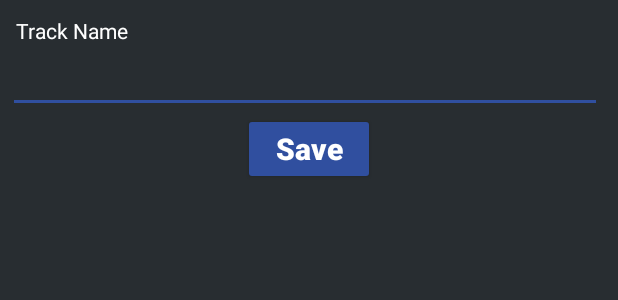
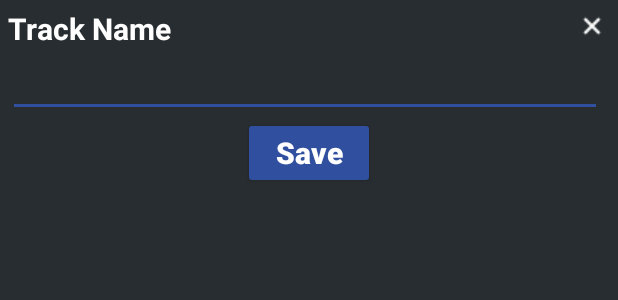
Before and after one commit to Michael-Raafat/Sound-Boarding, an Android app: the layout save_popup_layout.xml on its own in the app's theme, with its tools: preview values and no code run, on a phone screen of 412 x 824 dp. Shown: the top 300 px of the screen. Run offline under Robolectric (Android 15) with nearby library versions, the phone set to English and light mode, and no system bars.

Commit message:
save && load

```diff
--- a/app/src/main/AndroidManifest.xml
+++ b/app/src/main/AndroidManifest.xml
@@ -14,6 +14,7 @@
         android:theme="@style/AppTheme">
         <activity
             android:name=".MainActivity"
+            android:launchMode="singleTop"
             android:windowSoftInputMode="adjustPan|adjustResize">
             >
             <intent-filter>
--- a/app/src/main/java/studios/kdc/soundboarding/DataController.java
+++ b/app/src/main/java/studios/kdc/soundboarding/DataController.java
@@ -170,6 +170,7 @@ public class DataController {
         Group group = new GroupImp(name, color);
         groupContainer.addGroup(group);
         DataServiceSingleton.getInstance().addGroup(group);
+        this.notifierListener.notifyDataChanged();
     }
 
     public void createTrack(Context context ,String trackName, String path, String type, String groupName) {
--- a/app/src/main/java/studios/kdc/soundboarding/view/timeline/CustomTimelineView.java
+++ b/app/src/main/java/studios/kdc/soundboarding/view/timeline/CustomTimelineView.java
@@ -4,7 +4,6 @@ package studios.kdc.soundboarding.view.timeline;
 import android.app.Activity;
 import android.graphics.Color;
 import android.support.v7.widget.PopupMenu;
-import android.util.Log;
 import android.view.Gravity;
 import android.view.MenuItem;
 import android.view.View;
@@ -76,7 +75,7 @@ public class CustomTimelineView  {
     }
 
     public void clearTimeline() {
-        for(int i = 0; i < getChildCount(); i++){
+        for(int i = getChildCount() - 1; i >= 0; i--){
             this.removeWave(i);
         }
     }
--- a/app/src/main/res/layout/save_layout.xml
+++ b/app/src/main/res/layout/save_popup_layout.xml
@@ -6,19 +6,41 @@
     android:padding="5dp"
     android:background="@color/colorPrimary"
     android:layout_height="match_parent">
-<TextView
-    android:layout_width="wrap_content"
-    android:layout_height="wrap_content"
-    android:layout_marginTop="5dp"
-    android:textColor="@color/white"
-    android:layout_marginStart="5dp"
-    android:layout_marginLeft="5dp"
-    android:text="@string/name"
-   />
+
+
+
+    <LinearLayout
+        android:layout_width="match_parent"
+        android:layout_height="wrap_content"
+        android:orientation="horizontal">
+
+        <TextView
+
+            android:layout_width="0dp"
+            android:layout_weight="1"
+            android:layout_height="wrap_content"
+            android:textColor="@color/white"
+            android:textSize="20sp"
+            android:textStyle="bold"
+            android:id="@+id/text"
+            android:text="@string/name"/>
+
+        <ImageButton
+            android:layout_width="wrap_content"
+            android:layout_height="wrap_content"
+            android:id="@+id/close"
+            android:background="@color/colorPrimary"
+            android:src="@drawable/close"/>
+
+    </LinearLayout>
+
+
+
     <EditText
         android:layout_width="match_parent"
         android:layout_height="wrap_content"
         android:layout_marginRight="5dp"
+        android:inputType="text"
         android:layout_marginEnd="5dp"
         android:textColor="@color/white"
         android:id="@+id/saved_track_name"/>
```
Also changed, not shown: app/src/main/java/studios/kdc/soundboarding/MainActivity.java (+13 -3 lines).
